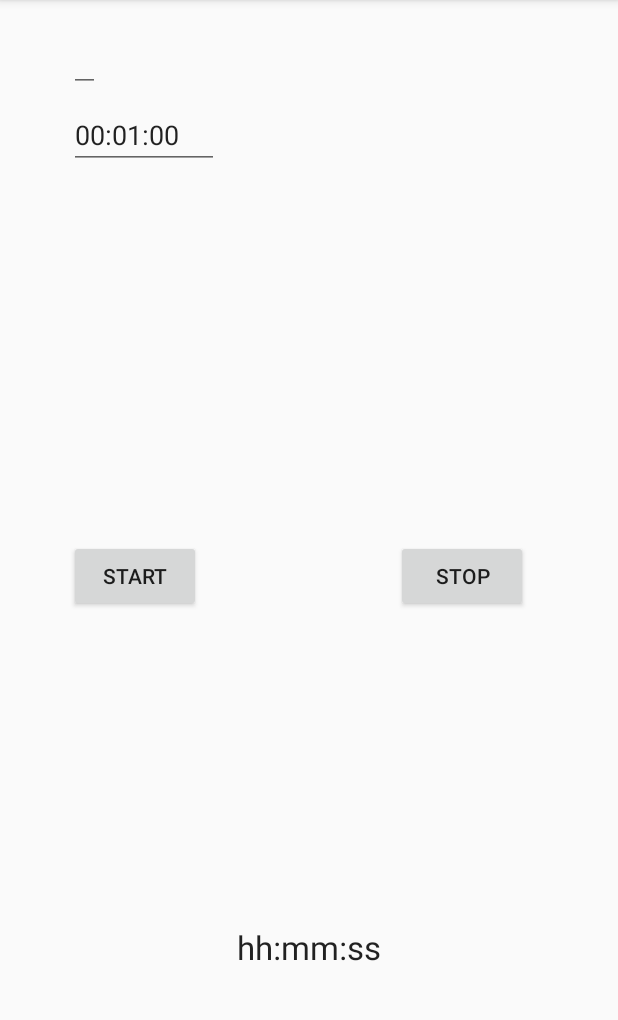
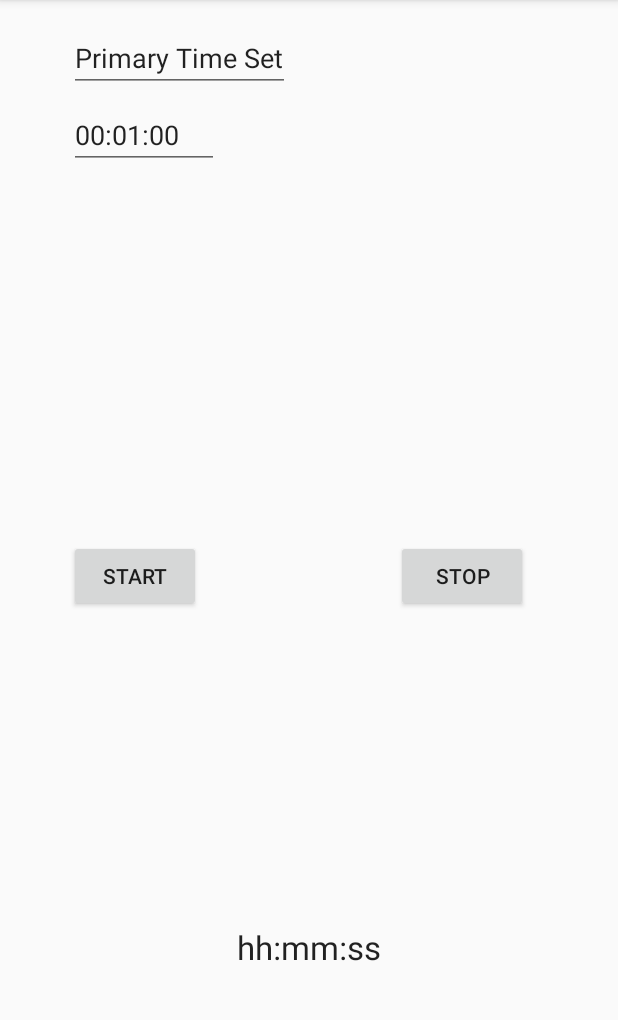
Before and after one commit to grzegul/stoper, an Android app: the screen it shows after launch (MainActivity), on a phone screen of 412 x 824 dp, the part 84-1104 px from its top. Run offline under Robolectric (Android 15) with nearby library versions, the light colour scheme and no system bars.

Commit message:
dodane dzwieki

```diff
--- a/app/src/main/java/io/github/grzegul/stoper/MainActivity.java
+++ b/app/src/main/java/io/github/grzegul/stoper/MainActivity.java
@@ -3,6 +3,7 @@ package io.github.grzegul.stoper;
 import android.annotation.SuppressLint;
 import android.annotation.TargetApi;
 import android.app.Activity;
+import android.media.MediaPlayer;
 import android.os.Build;
 import android.os.CountDownTimer;
 import android.support.v7.app.AppCompatActivity;
@@ -93,6 +94,8 @@ public class MainActivity extends AppCompatActivity {
         btnStop = (Button) findViewById(R.id.btnStop);
         textViewTime = (TextView) findViewById(R.id.textViewTime);
         editTextTime = (EditText) findViewById(R.id.editTextTime);
+        final MediaPlayer mp = MediaPlayer.create(this, R.raw.alarm_short);
+
 
         editTextTime.setOnEditorActionListener(new EditText.OnEditorActionListener() {
             @Override
@@ -101,13 +104,14 @@ public class MainActivity extends AppCompatActivity {
                 if (actionId == EditorInfo.IME_ACTION_DONE) {
                     dataRead(editTextTime); //moja metoda
                     textViewTime.setText(getGodziny()+":"+getMinuty()+":"+getSekundy());
+                    editTextTime.setText(getGodziny()+":"+getMinuty()+":"+getSekundy());
                     handled = false;
                 }
                 return handled;
             }
         });
         //TEN LISTENER ZDAJE SIĘ ANULOWAĆ PRZYCISK STOP
-        /*editTextTime.setOnFocusChangeListener(new View.OnFocusChangeListener() {
+        editTextTime.setOnFocusChangeListener(new View.OnFocusChangeListener() {
             @Override
             public void onFocusChange(View v, boolean hasFocus) {
                 if (v == editTextTime) {
@@ -118,18 +122,20 @@ public class MainActivity extends AppCompatActivity {
                     }
                 }
             }
-        });*/
+        });
         btnStart.setOnClickListener(new View.OnClickListener() {
             @Override
             public void onClick(View v) {
                 timer = new CounterClass(getGodziny()*60*60*1000+getMinuty()*60*1000+getSekundy()*1000, getInterwal());
                 timer.start();
+//                mp.start();
             }
         });
         btnStop.setOnClickListener(new View.OnClickListener() {
             @Override
             public void onClick(View v) {
                 timer.cancel();
+//                mp.start();
             }
         });
     }
@@ -154,6 +160,8 @@ public class MainActivity extends AppCompatActivity {
         @Override
         public void onFinish(){
             textViewTime.setText("Done");
+            final MediaPlayer mp2 = MediaPlayer.create(getBaseContext(), R.raw.alarm_short);
+            mp2.start();
         }
     }
 }
--- a/app/src/main/res/layout/activity_main.xml
+++ b/app/src/main/res/layout/activity_main.xml
@@ -43,8 +43,9 @@
         android:layout_width="wrap_content"
         android:layout_height="wrap_content"
         android:id="@+id/editText"
-        android:text=""
+        android:text="Primary Time Set"
         android:selectAllOnFocus="true"
+        android:focusable="false"
         android:layout_alignParentTop="true"
         android:layout_alignStart="@+id/editTextTime" />
 
```
Also changed, not shown: 1 other file.
